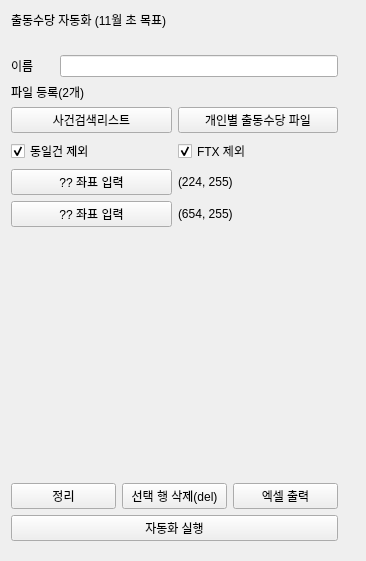
First picture: the form in rsc/ui/singo.ui, repository polnet13/kimAI, before the edit.
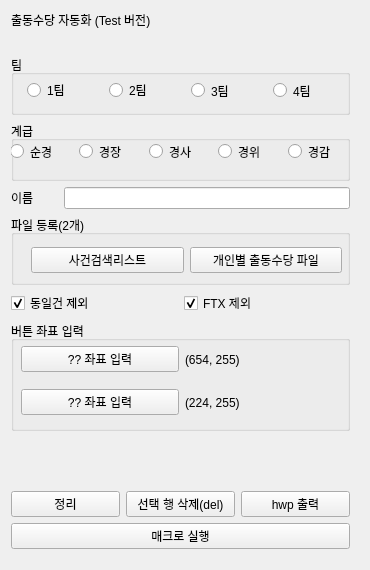
Second picture: the form after the edit.

Patch:
```diff
--- a/rsc/ui/singo.ui
+++ b/rsc/ui/singo.ui
@@ -6,8 +6,8 @@
    <rect>
     <x>0</x>
     <y>0</y>
-    <width>366</width>
-    <height>561</height>
+    <width>370</width>
+    <height>570</height>
    </rect>
   </property>
   <property name="sizePolicy">
@@ -16,6 +16,12 @@
     <verstretch>0</verstretch>
    </sizepolicy>
   </property>
+  <property name="minimumSize">
+   <size>
+    <width>370</width>
+    <height>570</height>
+   </size>
+  </property>
   <property name="windowTitle">
    <string>Form</string>
   </property>
@@ -24,8 +30,8 @@
     <rect>
      <x>0</x>
      <y>0</y>
-     <width>349</width>
-     <height>561</height>
+     <width>361</width>
+     <height>569</height>
     </rect>
    </property>
    <layout class="QVBoxLayout" name="verticalLayout_7">
@@ -54,7 +60,7 @@
            </sizepolicy>
           </property>
           <property name="text">
-           <string>출동수당 자동화 (11월 초 목표)</string>
+           <string>출동수당 자동화 (Test 버전)</string>
           </property>
          </widget>
         </item>
@@ -76,8 +82,172 @@
         </property>
        </spacer>
       </item>
+      <item>
+       <widget class="QGroupBox" name="groupBox_team">
+        <property name="minimumSize">
+         <size>
+          <width>0</width>
+          <height>60</height>
+         </size>
+        </property>
+        <property name="title">
+         <string>팀</string>
+        </property>
+        <widget class="QWidget" name="horizontalLayoutWidget_2">
+         <property name="geometry">
+          <rect>
+           <x>0</x>
+           <y>20</y>
+           <width>341</width>
+           <height>31</height>
+          </rect>
+         </property>
+         <layout class="QHBoxLayout" name="horizontalLayout_3">
+          <item>
+           <widget class="QRadioButton" name="ra_team_1">
+            <property name="minimumSize">
+             <size>
+              <width>20</width>
+              <height>0</height>
+             </size>
+            </property>
+            <property name="maximumSize">
+             <size>
+              <width>60</width>
+              <height>16777215</height>
+             </size>
+            </property>
+            <property name="text">
+             <string>1팀</string>
+            </property>
+           </widget>
+          </item>
+          <item>
+           <widget class="QRadioButton" name="ra_team_2">
+            <property name="maximumSize">
+             <size>
+              <width>60</width>
+              <height>16777215</height>
+             </size>
+            </property>
+            <property name="text">
+             <string>2팀</string>
+            </property>
+           </widget>
+          </item>
+          <item>
+           <widget class="QRadioButton" name="ra_team_3">
+            <property name="minimumSize">
+             <size>
+              <width>60</width>
+              <height>0</height>
+             </size>
+            </property>
+            <property name="maximumSize">
+             <size>
+              <width>60</width>
+              <height>100</height>
+             </size>
+            </property>
+            <property name="text">
+             <string>3팀</string>
+            </property>
+           </widget>
+          </item>
+          <item>
+           <widget class="QRadioButton" name="ra_team_4">
+            <property name="minimumSize">
+             <size>
+              <width>60</width>
+              <height>0</height>
+             </size>
+            </property>
+            <property name="maximumSize">
+             <size>
+              <width>60</width>
+              <height>100</height>
+             </size>
+            </property>
+            <property name="text">
+             <string>4팀</string>
+            </property>
+           </widget>
+          </item>
+         </layout>
+        </widget>
+       </widget>
+      </item>
+      <item>
+       <widget class="QGroupBox" name="groupBox_rank">
+        <property name="minimumSize">
+         <size>
+          <width>0</width>
+          <height>60</height>
+         </size>
+        </property>
+        <property name="font">
+         <font>
+          <weight>50</weight>
+          <bold>false</bold>
+         </font>
+        </property>
+        <property name="title">
+         <string>계급</string>
+        </property>
+        <widget class="QWidget" name="horizontalLayoutWidget">
+         <property name="geometry">
+          <rect>
+           <x>-1</x>
+           <y>20</y>
+           <width>341</width>
+           <height>21</height>
+          </rect>
+         </property>
+         <layout class="QHBoxLayout" name="horizontalLayout_2">
+          <item>
+           <widget class="QRadioButton" name="ra_rank_1">
+            <property name="text">
+             <string>순경</string>
+            </property>
+           </widget>
+          </item>
+          <item>
+           <widget class="QRadioButton" name="ra_rank_2">
+            <property name="text">
+             <string>경장</string>
+            </property>
+           </widget>
+          </item>
+          <item>
+           <widget class="QRadioButton" name="ra_rank_3">
+            <property name="text">
+             <string>경사</string>
+            </property>
+           </widget>
+          </item>
+          <item>
+           <widget class="QRadioButton" name="ra_rank_4">
+            <property name="text">
+             <string>경위</string>
+            </property>
+           </widget>
+          </item>
+          <item>
+           <widget class="QRadioButton" name="ra_rank_5">
+            <property name="text">
+             <string>경감</string>
+            </property>
+           </widget>
+          </item>
+         </layout>
+        </widget>
+       </widget>
+      </item>
       <item>
        <layout class="QHBoxLayout" name="horizontalLayout_name">
+        <property name="spacing">
+         <number>10</number>
+        </property>
         <item>
          <widget class="QLabel" name="label_name">
           <property name="text">
@@ -107,13 +277,25 @@
        </layout>
       </item>
       <item>
-       <widget class="QLabel" name="label_6">
-        <property name="text">
+       <widget class="QGroupBox" name="groupBox_files">
+        <property name="minimumSize">
+         <size>
+          <width>0</width>
+          <height>70</height>
+         </size>
+        </property>
+        <property name="title">
          <string>파일 등록(2개)</string>
         </property>
-       </widget>
-      </item>
-      <item>
+        <widget class="QWidget" name="layoutWidget">
+         <property name="geometry">
+          <rect>
+           <x>20</x>
+           <y>30</y>
+           <width>311</width>
+           <height>30</height>
+          </rect>
+         </property>
        <layout class="QHBoxLayout" name="horizontalLayout_file">
         <item>
          <widget class="QPushButton" name="btn_sagun">
@@ -130,6 +312,8 @@
          </widget>
         </item>
        </layout>
+        </widget>
+       </widget>
       </item>
       <item>
        <layout class="QHBoxLayout" name="horizontalLayout_checkbox">
@@ -155,24 +339,29 @@
         </item>
        </layout>
       </item>
-      <item>
-       <layout class="QHBoxLayout" name="horizontalLayout_point1">
-        <item>
-         <widget class="QPushButton" name="btn_point_1">
-          <property name="text">
-           <string>?? 좌표 입력</string>
-          </property>
-         </widget>
-        </item>
-        <item>
-         <widget class="QLabel" name="label_point1">
-          <property name="text">
-           <string>(224, 255)</string>
-          </property>
-         </widget>
-        </item>
-       </layout>
-      </item>
+     </layout>
+    </item>
+    <item>
+     <widget class="QGroupBox" name="groupBox_points">
+      <property name="minimumSize">
+       <size>
+        <width>0</width>
+        <height>110</height>
+       </size>
+      </property>
+      <property name="title">
+       <string>버튼 좌표 입력</string>
+      </property>
+      <widget class="QWidget" name="verticalLayoutWidget">
+       <property name="geometry">
+        <rect>
+         <x>10</x>
+         <y>20</y>
+         <width>321</width>
+         <height>80</height>
+        </rect>
+       </property>
+       <layout class="QVBoxLayout" name="verticalLayout">
       <item>
        <layout class="QHBoxLayout" name="horizontalLayout_point2">
         <item>
@@ -191,7 +380,27 @@
         </item>
        </layout>
       </item>
-     </layout>
+        <item>
+         <layout class="QHBoxLayout" name="horizontalLayout_point1">
+          <item>
+           <widget class="QPushButton" name="btn_point_1">
+            <property name="text">
+             <string>?? 좌표 입력</string>
+            </property>
+           </widget>
+          </item>
+          <item>
+           <widget class="QLabel" name="label_point1">
+            <property name="text">
+             <string>(224, 255)</string>
+            </property>
+           </widget>
+          </item>
+         </layout>
+        </item>
+       </layout>
+      </widget>
+     </widget>
     </item>
     <item>
      <spacer name="verticalSpacer">
@@ -208,6 +417,9 @@
     </item>
     <item>
      <layout class="QHBoxLayout" name="horizontalLayout_make_df">
+      <property name="sizeConstraint">
+       <enum>QLayout::SetMinimumSize</enum>
+      </property>
       <item>
        <widget class="QPushButton" name="btn_make_df">
         <property name="text">
@@ -225,7 +437,7 @@
       <item>
        <widget class="QPushButton" name="btn_run">
         <property name="text">
-         <string>엑셀 출력</string>
+         <string>hwp 출력</string>
         </property>
        </widget>
       </item>
@@ -234,7 +446,7 @@
     <item>
      <widget class="QPushButton" name="pushButton_3">
       <property name="text">
-       <string>자동화 실행</string>
+       <string>매크로 실행</string>
       </property>
      </widget>
     </item>
```
Lines whose indentation alone changed are shown as unchanged.
